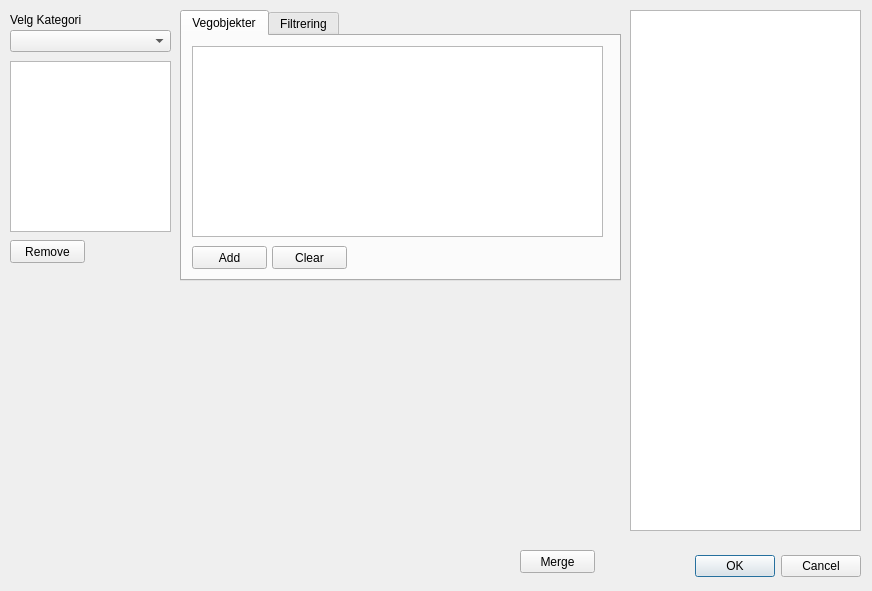
This is nvdb_qgis_plugin_dialog_base.ui in vtfk/NVDB-qgis-plugin as Qt 5 draws it before an edit. The edited form follows.
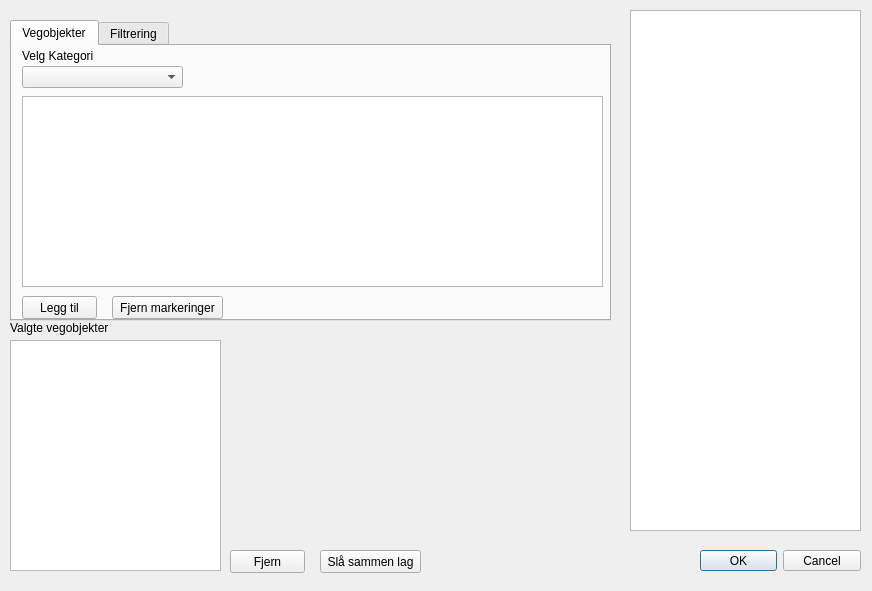
This is the edited form.

Patch:
```diff
--- a/nvdb_qgis_plugin_dialog_base.ui
+++ b/nvdb_qgis_plugin_dialog_base.ui
@@ -16,10 +16,10 @@
   <widget class="QDialogButtonBox" name="button_box">
    <property name="geometry">
     <rect>
-     <x>520</x>
+     <x>700</x>
      <y>550</y>
-     <width>341</width>
-     <height>32</height>
+     <width>161</width>
+     <height>21</height>
     </rect>
    </property>
    <property name="orientation">
@@ -29,23 +29,13 @@
     <set>QDialogButtonBox::Cancel|QDialogButtonBox::Ok</set>
    </property>
   </widget>
-  <widget class="QComboBox" name="comboBox">
-   <property name="geometry">
-    <rect>
-     <x>10</x>
-     <y>30</y>
-     <width>161</width>
-     <height>22</height>
-    </rect>
-   </property>
-  </widget>
   <widget class="QListWidget" name="listWidget">
    <property name="geometry">
     <rect>
      <x>10</x>
-     <y>61</y>
-     <width>161</width>
-     <height>171</height>
+     <y>340</y>
+     <width>211</width>
+     <height>231</height>
     </rect>
    </property>
    <property name="alternatingRowColors">
@@ -58,14 +48,14 @@
   <widget class="QPushButton" name="removeButton">
    <property name="geometry">
     <rect>
-     <x>10</x>
-     <y>240</y>
+     <x>230</x>
+     <y>550</y>
      <width>75</width>
      <height>23</height>
     </rect>
    </property>
    <property name="text">
-    <string>Remove</string>
+    <string>Fjern</string>
    </property>
   </widget>
   <widget class="QPlainTextEdit" name="plainTextEdit">
@@ -78,26 +68,13 @@
     </rect>
    </property>
   </widget>
-  <widget class="QLabel" name="label">
-   <property name="geometry">
-    <rect>
-     <x>10</x>
-     <y>10</y>
-     <width>91</width>
-     <height>21</height>
-    </rect>
-   </property>
-   <property name="text">
-    <string>&lt;html&gt;&lt;head/&gt;&lt;body&gt;&lt;p&gt;Velg Kategori&lt;/p&gt;&lt;/body&gt;&lt;/html&gt;</string>
-   </property>
-  </widget>
   <widget class="QTabWidget" name="tabWidget">
    <property name="geometry">
     <rect>
-     <x>180</x>
-     <y>10</y>
-     <width>441</width>
-     <height>271</height>
+     <x>10</x>
+     <y>20</y>
+     <width>601</width>
+     <height>301</height>
     </rect>
    </property>
    <property name="currentIndex">
@@ -111,8 +88,8 @@
      <property name="geometry">
       <rect>
        <x>10</x>
-       <y>10</y>
-       <width>411</width>
+       <y>50</y>
+       <width>581</width>
        <height>191</height>
       </rect>
      </property>
@@ -127,26 +104,49 @@
      <property name="geometry">
       <rect>
        <x>10</x>
-       <y>210</y>
+       <y>250</y>
        <width>75</width>
        <height>23</height>
       </rect>
      </property>
      <property name="text">
-      <string>Add</string>
+      <string>Legg til</string>
      </property>
     </widget>
     <widget class="QPushButton" name="clearButton">
      <property name="geometry">
       <rect>
-       <x>90</x>
-       <y>210</y>
-       <width>75</width>
+       <x>100</x>
+       <y>250</y>
+       <width>111</width>
        <height>23</height>
       </rect>
      </property>
      <property name="text">
-      <string>Clear</string>
+      <string>Fjern markeringer</string>
+     </property>
+    </widget>
+    <widget class="QComboBox" name="comboBox">
+     <property name="geometry">
+      <rect>
+       <x>10</x>
+       <y>20</y>
+       <width>161</width>
+       <height>22</height>
+      </rect>
+     </property>
+    </widget>
+    <widget class="QLabel" name="label">
+     <property name="geometry">
+      <rect>
+       <x>10</x>
+       <y>0</y>
+       <width>91</width>
+       <height>21</height>
+      </rect>
+     </property>
+     <property name="text">
+      <string>&lt;html&gt;&lt;head/&gt;&lt;body&gt;&lt;p&gt;Velg Kategori&lt;/p&gt;&lt;/body&gt;&lt;/html&gt;</string>
      </property>
     </widget>
    </widget>
@@ -296,14 +296,27 @@
   <widget class="QPushButton" name="mergeButton">
    <property name="geometry">
     <rect>
-     <x>520</x>
+     <x>320</x>
      <y>550</y>
-     <width>75</width>
+     <width>101</width>
      <height>23</height>
     </rect>
    </property>
    <property name="text">
-    <string>Merge</string>
+    <string>Slå sammen lag</string>
+   </property>
+  </widget>
+  <widget class="QLabel" name="label_4">
+   <property name="geometry">
+    <rect>
+     <x>10</x>
+     <y>320</y>
+     <width>131</width>
+     <height>16</height>
+    </rect>
+   </property>
+   <property name="text">
+    <string>Valgte vegobjekter</string>
    </property>
   </widget>
  </widget>
```
Left out of the diff: 10 changed lines with no effect on the pictures.
